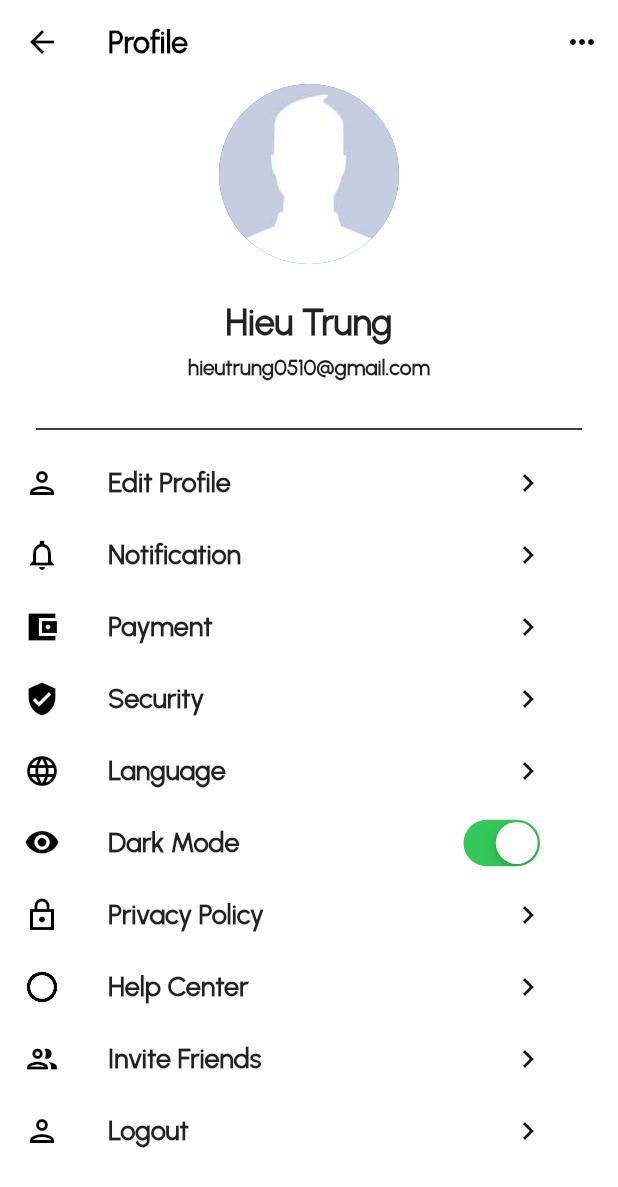
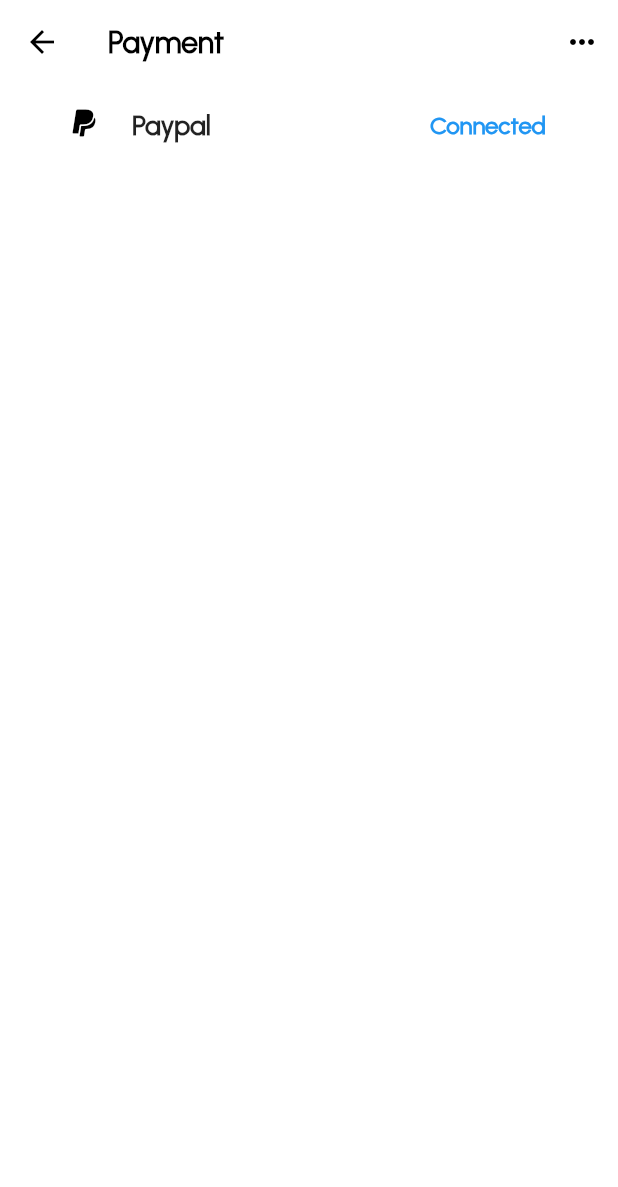
Before and after one commit to voducminh1402/Edu2Gether-mobile, a Flutter app: the screen it shows after launch, on a phone screen of 412 x 824 dp. Shown: the top 1187 px of the screen. Run offline on Flutter 3.47's test engine with Material 2 defaults, Android fonts, the phone set to English and light mode, and no system bars; project files that could hold a hidden picture were left out.

Commit message:
Payment Page Processing...

```diff
--- a/lib/main.dart
+++ b/lib/main.dart
@@ -1,6 +1,7 @@
 import 'package:edu2gether_mobile/screens/login/create_account.dart';
 import 'package:edu2gether_mobile/screens/login/login.dart';
 import 'package:edu2gether_mobile/screens/userProfile/profile.dart';
+import 'package:edu2gether_mobile/screens/userProfile/profile_payment.dart';
 import 'package:flutter/material.dart';
 
 void main() {
@@ -28,7 +29,7 @@
         // is not restarted.
         primarySwatch: Colors.blue,
       ),
-      home: Profile(),
+      home: ProfilePayment(),
     );
   }
 }
--- a/lib/screens/userProfile/profile.dart
+++ b/lib/screens/userProfile/profile.dart
@@ -1,5 +1,4 @@
-import 'package:edu2gether_mobile/utilities/size_utils.dart';
-import 'package:edu2gether_mobile/widgets/big_text.dart';
+
 import 'package:flutter/cupertino.dart';
 import 'package:flutter/material.dart';
 
--- /dev/null
+++ b/lib/screens/userProfile/profile_payment.dart
@@ -0,0 +1,88 @@
+import 'package:flutter/material.dart';
+
+class ProfilePayment extends StatefulWidget{
+
+  const ProfilePayment({super.key});
+
+  @override
+  State<ProfilePayment> createState() => _profilePaymentState();
+
+}
+
+class _profilePaymentState extends State<ProfilePayment>{
+  @override
+  Widget build(BuildContext context) {
+    return MaterialApp(
+      home: Scaffold(
+        backgroundColor: Colors.white,
+        appBar: AppBar(
+          leading: BackButton(
+            color: Colors.black,
+          ),
+          backgroundColor: Colors.white,
+          elevation: 0,
+          titleTextStyle: TextStyle(
+            color: Colors.black,
+            fontFamily: 'Urbanist',
+            fontSize: 20,
+            fontWeight: FontWeight.bold,
+          ) ,
+          title: const Text(
+            'Payment',
+          ),
+          actions: [
+            IconButton(
+                onPressed: (){},
+                icon: Icon(
+                  Icons.more_horiz_rounded,
+                  color: Colors.black,
+                ))
+          ],
+        ),
+        body: Column(
+          children: <Widget>[
+            Padding(
+              padding: EdgeInsets.only(top:0),
+              child:  Row(
+                mainAxisAlignment: MainAxisAlignment.start,
+                children: <Widget> [
+                  Container(
+                    width: 380,
+                    height: 28,
+                    child: ListTile(
+                        leading: Padding(
+                          padding: EdgeInsets.only(top:0,left: 24,right: 0,bottom: 24),
+                          child: SizedBox(
+                            height: 32,
+                            width: 32,
+                            child: Icon(Icons.paypal_sharp,color: Colors.black,),
+                          ),
+                        ),
+                        title: Text(
+                          'Paypal',
+                          style: TextStyle(
+                            fontFamily: 'Urbanist',
+                            fontSize: 18,
+                            fontWeight: FontWeight.w600,
+                          ),
+                        ),
+                        trailing: Text(
+                          'Connected',
+                          style: TextStyle(
+                              fontFamily: 'Urbanist',
+                              fontSize: 16,
+                              fontWeight: FontWeight.w700,
+                              color: Colors.blue,
+                          ),
+                        )
+                    ),
+                  )
+                ],
+              ),
+            ),
+          ],
+        ),
+      ),
+    );
+  }
+}
```
